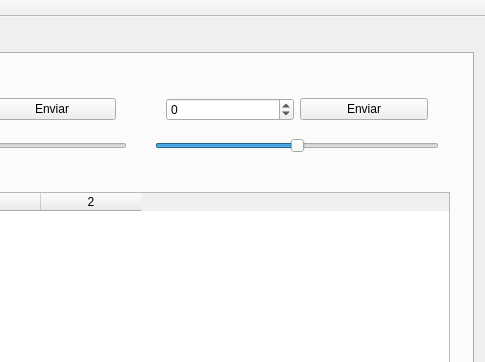
lcasassa/kinect_example, file mainwindow.ui: the form before one commit; both pictures show x 551 to 1036 and y 0 to 362 of the 1036 by 759 pixel window.
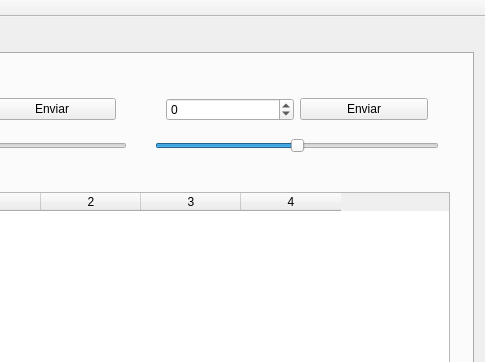
The form after the commit. Custom widgets are drawn as their Qt base class.

```diff
--- a/mainwindow.ui
+++ b/mainwindow.ui
@@ -533,10 +533,12 @@
            <item>
             <widget class="QTableWidget" name="tableWidget">
              <property name="columnCount">
-              <number>2</number>
+              <number>4</number>
              </property>
              <column/>
              <column/>
+             <column/>
+             <column/>
             </widget>
            </item>
           </layout>
```
